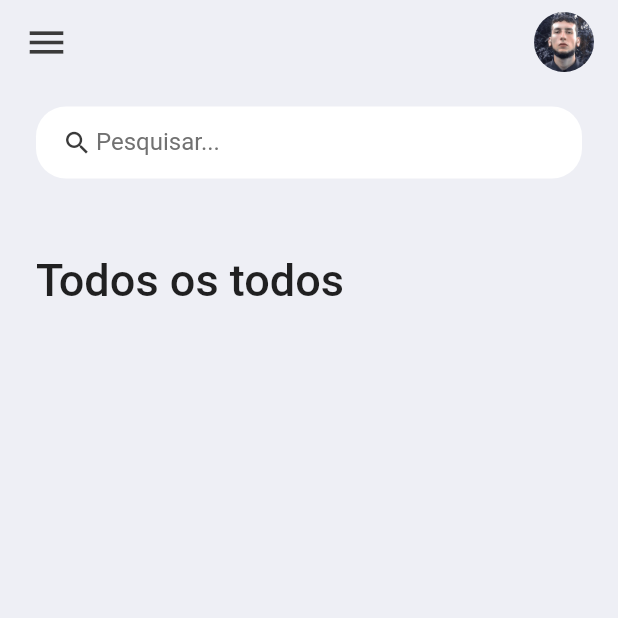
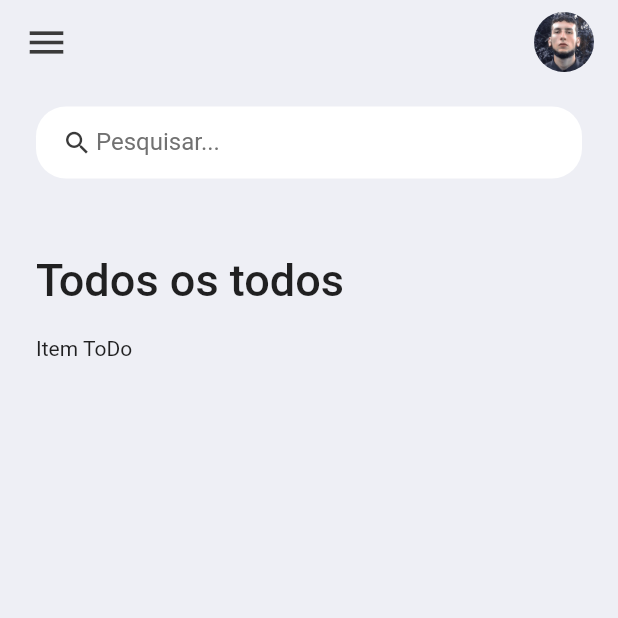
Before and after one commit to matefs/Todo_app, a Flutter app: the screen it shows after launch, on a phone screen of 412 x 824 dp, the top half of it. Run offline on Flutter 3.47's test engine with Material 2 defaults, Android fonts, the phone set to English and light mode, and no system bars.

Commit message:
add: widget stateless todo_item

```diff
--- a/lib/screens/home.dart
+++ b/lib/screens/home.dart
@@ -1,5 +1,6 @@
 import 'package:flutter/material.dart';
 import 'package:todo_app/constants/colors.dart';
+import 'package:todo_app/widgets/todo_item.dart';
 
 
 class Home extends StatelessWidget {
@@ -23,7 +24,8 @@ class Home extends StatelessWidget {
                     child: Text('Todos os todos', style: TextStyle(
                         fontSize: 30,
                         fontWeight: FontWeight.w500),)
-                  )
+                  ),
+                  ToDoItem()
 
               ],
             ))
--- /dev/null
+++ b/lib/widgets/todo_item.dart
@@ -0,0 +1,10 @@
+import 'package:flutter/material.dart';
+
+class ToDoItem extends StatelessWidget {
+  const ToDoItem({Key? key}) : super(key: key);
+
+  @override
+  Widget build(BuildContext context) {
+    return Container(child: Text('Item ToDo'),);
+  }
+}
```
